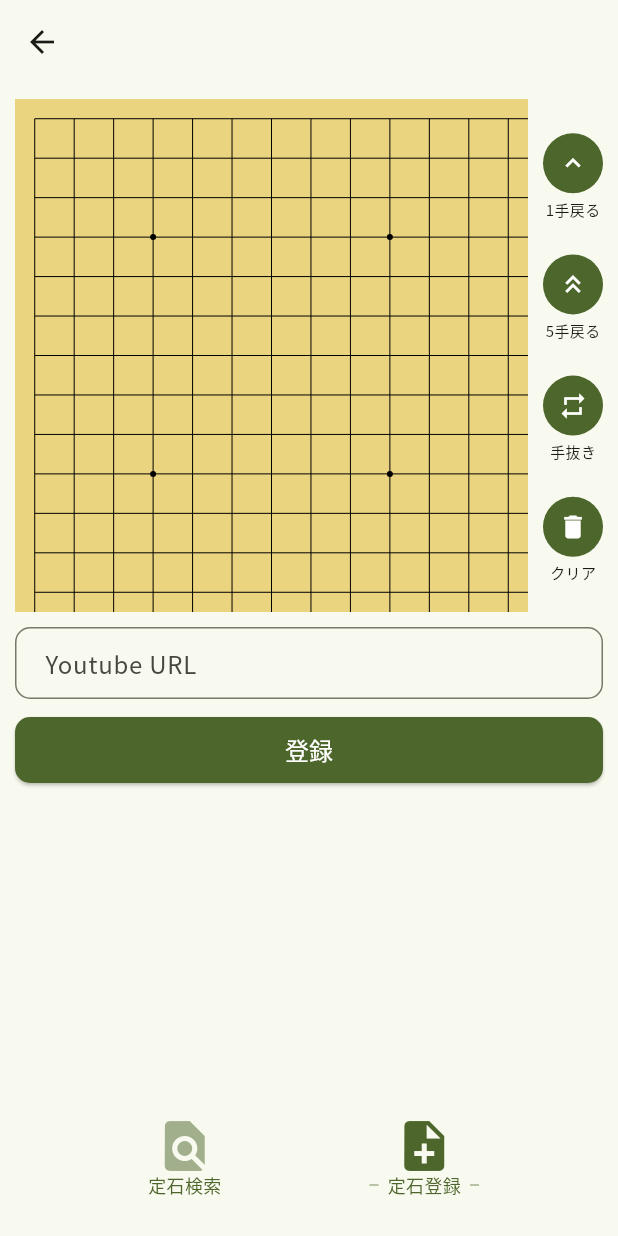
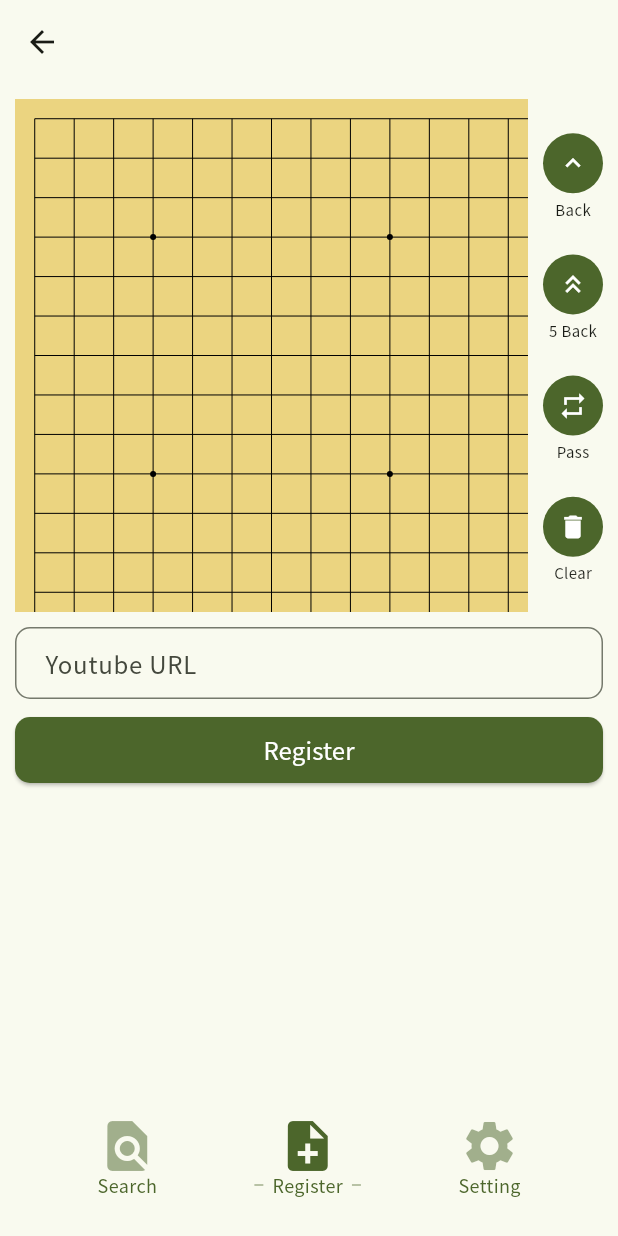
Before and after one commit to usatyo/sugomori, a Flutter app: the RegisterPage screen opened by its route, on a phone screen of 412 x 824 dp. Run offline on Flutter 3.47's test engine with Material 3 defaults, Android fonts, the phone set to English and light mode, and no system bars; our stand-ins replace google_fonts, shared_preferences, youtube_player_flutter; missing offline and left inert: flutter_scroll_shadow; accounts and stored records are empty; network calls fail.

Commit message:
add localization

````diff
--- a/frontend/lib/components/bottom_menu.dart
+++ b/frontend/lib/components/bottom_menu.dart
@@ -1,5 +1,6 @@
 import 'package:flutter/material.dart';
 import 'package:frontend/components/bottom_menu_item.dart';
+import 'package:frontend/l10n/app_localizations.dart';
 
 class BottomMenu extends StatefulWidget {
   const BottomMenu({super.key});
@@ -22,7 +23,7 @@ class MenuBarState extends State<BottomMenu> {
         mainAxisAlignment: MainAxisAlignment.spaceEvenly,
         children: <Widget>[
           BottomMenuItem(
-            label: "定石検索",
+            label: AppLocalizations.of(context)!.menu_search,
             icon: Icons.find_in_page,
             route: "/search",
             selected:
@@ -30,17 +31,17 @@ class MenuBarState extends State<BottomMenu> {
                 ModalRoute.of(context)!.settings.name == "/detail",
           ),
           BottomMenuItem(
-            label: "定石登録",
+            label: AppLocalizations.of(context)!.menu_register,
             icon: Icons.note_add,
             route: "/register",
             selected: ModalRoute.of(context)!.settings.name == "/register",
           ),
-          // BottomMenuItem(
-          //   label: "設定",
-          //   icon: Icons.settings,
-          //   route: "/setting",
-          //   selected: ModalRoute.of(context)!.settings.name == "/setting",
-          // ),
+          BottomMenuItem(
+            label: AppLocalizations.of(context)!.menu_setting,
+            icon: Icons.settings,
+            route: "/setting",
+            selected: ModalRoute.of(context)!.settings.name == "/setting",
+          ),
         ],
       ),
     );
--- a/frontend/lib/components/bottom_menu_item.dart
+++ b/frontend/lib/components/bottom_menu_item.dart
@@ -3,28 +3,28 @@ import 'package:flutter/material.dart';
 class BottomMenuItem extends StatelessWidget {
   const BottomMenuItem({
     super.key,
-    this.label,
-    this.icon,
-    this.route,
-    this.selected,
+    required this.label,
+    required this.icon,
+    required this.route,
+    required this.selected,
   });
-  final String? label;
-  final IconData? icon;
-  final String? route;
-  final bool? selected;
+  final String label;
+  final IconData icon;
+  final String route;
+  final bool selected;
 
   @override
   Widget build(BuildContext context) {
     return GestureDetector(
       onTap: () {
-        if (route != null && ModalRoute.of(context)?.settings.name != route) {
-          Navigator.pushNamed(context, route!);
+        if (ModalRoute.of(context)?.settings.name != route) {
+          Navigator.pushNamed(context, route);
         }
       },
       child: Column(
         children: [
           Opacity(
-            opacity: selected! ? 1 : 0.5,
+            opacity: selected ? 1 : 0.5,
             child: Icon(icon, size: 40, color: Theme.of(context).primaryColor),
           ),
           Row(
@@ -32,16 +32,16 @@ class BottomMenuItem extends StatelessWidget {
             mainAxisAlignment: MainAxisAlignment.center,
             crossAxisAlignment: CrossAxisAlignment.center,
             children: [
-              selected! ? TextDecoration() : Container(),
+              selected ? TextDecoration() : Container(),
               Text(
-                label!,
+                label,
                 style: TextStyle(
                   fontSize: 12,
                   height: 1,
                   color: Theme.of(context).primaryColor,
                 ),
               ),
-              selected! ? TextDecoration() : Container(),
+              selected ? TextDecoration() : Container(),
             ],
           ),
         ],
--- a/frontend/lib/components/goban.dart
+++ b/frontend/lib/components/goban.dart
@@ -2,6 +2,7 @@ import 'package:flutter/material.dart';
 import 'package:frontend/components/goban_painter.dart';
 import 'package:frontend/components/icon_text.dart';
 import 'package:frontend/components/single_stone.dart';
+import 'package:frontend/l10n/app_localizations.dart';
 import 'package:frontend/models/joseki.dart';
 import 'package:frontend/util/go_rule.dart';
 
@@ -83,7 +84,7 @@ class _GobanState extends State<Goban> {
               mainAxisAlignment: MainAxisAlignment.spaceEvenly,
               children: [
                 IconText(
-                  hintText: "1手戻る",
+                  hintText: AppLocalizations.of(context)!.goban_back,
                   icon: Icons.keyboard_arrow_up,
                   onPressed: () {
                     setState(() {
@@ -94,7 +95,7 @@ class _GobanState extends State<Goban> {
                   },
                 ),
                 IconText(
-                  hintText: "5手戻る",
+                  hintText: AppLocalizations.of(context)!.goban_back5,
                   icon: Icons.keyboard_double_arrow_up,
                   onPressed: () {
                     setState(() {
@@ -105,22 +106,18 @@ class _GobanState extends State<Goban> {
                   },
                 ),
                 IconText(
-                  hintText: "手抜き",
+                  hintText: AppLocalizations.of(context)!.goban_pass,
                   icon: Icons.repeat,
                   onPressed: () {
                     setState(() {
-                      widget.joseki.pushStone(
-                        color: nextColor,
-                        x: -1,
-                        y: -1,
-                      );
+                      widget.joseki.pushStone(color: nextColor, x: -1, y: -1);
                       nextColor = reversedColor(nextColor);
                       refreshStoneMatrix();
                     });
                   },
                 ),
                 IconText(
-                  hintText: "クリア",
+                  hintText: AppLocalizations.of(context)!.goban_clear,
                   icon: Icons.delete,
                   onPressed: () {
                     setState(() {
--- /dev/null
+++ b/frontend/lib/l10n/app_en.arb
@@ -0,0 +1,16 @@
+{
+  "@@locale":"en",
+  "menu_search": "Search",
+  "menu_register": "Register",
+  "menu_setting": "Setting",
+  "title_setting": "Setting",
+  "button_search": "Search",
+  "button_register": "Register",
+  "button_start": "Start",
+  "goban_back": "Back",
+  "goban_back5": "5 Back",
+  "goban_pass": "Pass",
+  "goban_clear": "Clear",
+  "setting_language": "Language",
+  "message_video_not_found": "No videos found"
+}
--- /dev/null
+++ b/frontend/lib/l10n/app_ja.arb
@@ -0,0 +1,16 @@
+{
+  "@@locale":"ja",
+  "menu_search": "定石検索",
+  "menu_register": "定石登録",
+  "menu_setting": "設定",
+  "title_setting": "設定",
+  "button_search": "検索",
+  "button_register": "登録",
+  "button_start": "始める",
+  "goban_back": "1手戻る",
+  "goban_back5": "5手戻る",
+  "goban_pass": "手抜き",
+  "goban_clear": "クリア",
+  "setting_language": "言語",
+  "message_video_not_found": "動画が見つかりませんでした"
+}
--- /dev/null
+++ b/frontend/lib/l10n/app_localizations.dart
@@ -0,0 +1,207 @@
+import 'dart:async';
+
+import 'package:flutter/foundation.dart';
+import 'package:flutter/widgets.dart';
+import 'package:flutter_localizations/flutter_localizations.dart';
+import 'package:intl/intl.dart' as intl;
+
+import 'app_localizations_en.dart';
+import 'app_localizations_ja.dart';
+
+// ignore_for_file: type=lint
+
+/// Callers can lookup localized strings with an instance of AppLocalizations
+/// returned by `AppLocalizations.of(context)`.
+///
+/// Applications need to include `AppLocalizations.delegate()` in their app's
+/// `localizationDelegates` list, and the locales they support in the app's
+/// `supportedLocales` list. For example:
+///
+/// ```dart
+/// import 'l10n/app_localizations.dart';
+///
+/// return MaterialApp(
+///   localizationsDelegates: AppLocalizations.localizationsDelegates,
+///   supportedLocales: AppLocalizations.supportedLocales,
+///   home: MyApplicationHome(),
+/// );
+/// ```
+///
+/// ## Update pubspec.yaml
+///
+/// Please make sure to update your pubspec.yaml to include the following
+/// packages:
+///
+/// ```yaml
+/// dependencies:
+///   # Internationalization support.
+///   flutter_localizations:
+///     sdk: flutter
+///   intl: any # Use the pinned version from flutter_localizations
+///
+///   # Rest of dependencies
+/// ```
+///
+/// ## iOS Applications
+///
+/// iOS applications define key application metadata, including supported
+/// locales, in an Info.plist file that is built into the application bundle.
+/// To configure the locales supported by your app, you’ll need to edit this
+/// file.
+///
+/// First, open your project’s ios/Runner.xcworkspace Xcode workspace file.
+/// Then, in the Project Navigator, open the Info.plist file under the Runner
+/// project’s Runner folder.
+///
+/// Next, select the Information Property List item, select Add Item from the
+/// Editor menu, then select Localizations from the pop-up menu.
+///
+/// Select and expand the newly-created Localizations item then, for each
+/// locale your application supports, add a new item and select the locale
+/// you wish to add from the pop-up menu in the Value field. This list should
+/// be consistent with the languages listed in the AppLocalizations.supportedLocales
+/// property.
+abstract class AppLocalizations {
+  AppLocalizations(String locale) : localeName = intl.Intl.canonicalizedLocale(locale.toString());
+
+  final String localeName;
+
+  static AppLocalizations? of(BuildContext context) {
+    return Localizations.of<AppLocalizations>(context, AppLocalizations);
+  }
+
+  static const LocalizationsDelegate<AppLocalizations> delegate = _AppLocalizationsDelegate();
+
+  /// A list of this localizations delegate along with the default localizations
+  /// delegates.
+  ///
+  /// Returns a list of localizations delegates containing this delegate along with
+  /// GlobalMaterialLocalizations.delegate, GlobalCupertinoLocalizations.delegate,
+  /// and GlobalWidgetsLocalizations.delegate.
+  ///
+  /// Additional delegates can be added by appending to this list in
+  /// MaterialApp. This list does not have to be used at all if a custom list
+  /// of delegates is preferred or required.
+  static const List<LocalizationsDelegate<dynamic>> localizationsDelegates = <LocalizationsDelegate<dynamic>>[
+    delegate,
+    GlobalMaterialLocalizations.delegate,
+    GlobalCupertinoLocalizations.delegate,
+    GlobalWidgetsLocalizations.delegate,
+  ];
+
+  /// A list of this localizations delegate's supported locales.
+  static const List<Locale> supportedLocales = <Locale>[
+    Locale('en'),
+    Locale('ja')
+  ];
+
+  /// No description provided for @menu_search.
+  ///
+  /// In en, this message translates to:
+  /// **'Search'**
+  String get menu_search;
+
+  /// No description provided for @menu_register.
+  ///
+  /// In en, this message translates to:
+  /// **'Register'**
+  String get menu_register;
+
+  /// No description provided for @menu_setting.
+  ///
+  /// In en, this message translates to:
+  /// **'Setting'**
+  String get menu_setting;
+
+  /// No description provided for @title_setting.
+  ///
+  /// In en, this message translates to:
+  /// **'Setting'**
+  String get title_setting;
+
+  /// No description provided for @button_search.
+  ///
+  /// In en, this message translates to:
+  /// **'Search'**
+  String get button_search;
+
+  /// No description provided for @button_register.
+  ///
+  /// In en, this message translates to:
+  /// **'Register'**
+  String get button_register;
+
+  /// No description provided for @button_start.
+  ///
+  /// In en, this message translates to:
+  /// **'Start'**
+  String get button_start;
+
+  /// No description provided for @goban_back.
+  ///
+  /// In en, this message translates to:
+  /// **'Back'**
+  String get goban_back;
+
+  /// No description provided for @goban_back5.
+  ///
+  /// In en, this message translates to:
+  /// **'5 Back'**
+  String get goban_back5;
+
+  /// No description provided for @goban_pass.
+  ///
+  /// In en, this message translates to:
+  /// **'Pass'**
+  String get goban_pass;
+
+  /// No description provided for @goban_clear.
+  ///
+  /// In en, this message translates to:
+  /// **'Clear'**
+  String get goban_clear;
+
+  /// No description provided for @setting_language.
+  ///
+  /// In en, this message translates to:
+  /// **'Language'**
+  String get setting_language;
+
+  /// No description provided for @message_video_not_found.
+  ///
+  /// In en, this message translates to:
+  /// **'No videos found'**
+  String get message_video_not_found;
+}
+
+class _AppLocalizationsDelegate extends LocalizationsDelegate<AppLocalizations> {
+  const _AppLocalizationsDelegate();
+
+  @override
+  Future<AppLocalizations> load(Locale locale) {
+    return SynchronousFuture<AppLocalizations>(lookupAppLocalizations(locale));
+  }
+
+  @override
+  bool isSupported(Locale locale) => <String>['en', 'ja'].contains(locale.languageCode);
+
+  @override
+  bool shouldReload(_AppLocalizationsDelegate old) => false;
+}
+
+AppLocalizations lookupAppLocalizations(Locale locale) {
+
+
+  // Lookup logic when only language code is specified.
+  switch (locale.languageCode) {
+    case 'en': return AppLocalizationsEn();
+    case 'ja': return AppLocalizationsJa();
+  }
+
+  throw FlutterError(
+    'AppLocalizations.delegate failed to load unsupported locale "$locale". This is likely '
+    'an issue with the localizations generation tool. Please file an issue '
+    'on GitHub with a reproducible sample app and the gen-l10n configuration '
+    'that was used.'
+  );
+}
--- /dev/null
+++ b/frontend/lib/l10n/app_localizations_en.dart
@@ -0,0 +1,49 @@
+// ignore: unused_import
+import 'package:intl/intl.dart' as intl;
+import 'app_localizations.dart';
+
+// ignore_for_file: type=lint
+
+/// The translations for English (`en`).
+class AppLocalizationsEn extends AppLocalizations {
+  AppLocalizationsEn([String locale = 'en']) : super(locale);
+
+  @override
+  String get menu_search => 'Search';
+
+  @override
+  String get menu_register => 'Register';
+
+  @override
+  String get menu_setting => 'Setting';
+
+  @override
+  String get title_setting => 'Setting';
+
+  @override
+  String get button_search => 'Search';
+
+  @override
+  String get button_register => 'Register';
+
+  @override
+  String get button_start => 'Start';
+
+  @override
+  String get goban_back => 'Back';
+
+  @override
+  String get goban_back5 => '5 Back';
+
+  @override
+  String get goban_pass => 'Pass';
+
+  @override
+  String get goban_clear => 'Clear';
+
+  @override
+  String get setting_language => 'Language';
+
+  @override
+  String get message_video_not_found => 'No videos found';
+}
--- /dev/null
+++ b/frontend/lib/l10n/app_localizations_ja.dart
@@ -0,0 +1,49 @@
+// ignore: unused_import
+import 'package:intl/intl.dart' as intl;
+import 'app_localizations.dart';
+
+// ignore_for_file: type=lint
+
+/// The translations for Japanese (`ja`).
+class AppLocalizationsJa extends AppLocalizations {
+  AppLocalizationsJa([String locale = 'ja']) : super(locale);
+
+  @override
+  String get menu_search => '定石検索';
+
+  @override
+  String get menu_register => '定石登録';
+
+  @override
+  String get menu_setting => '設定';
+
+  @override
+  String get title_setting => '設定';
+
+  @override
+  String get button_search => '検索';
+
+  @override
+  String get button_register => '登録';
+
+  @override
+  String get button_start => '始める';
+
+  @override
+  String get goban_back => '1手戻る';
+
+  @override
+  String get goban_back5 => '5手戻る';
+
+  @override
+  String get goban_pass => '手抜き';
+
+  @override
+  String get goban_clear => 'クリア';
+
+  @override
+  String get setting_language => '言語';
+
+  @override
+  String get message_video_not_found => '動画が見つかりませんでした';
+}
--- a/frontend/lib/main.dart
+++ b/frontend/lib/main.dart
@@ -1,7 +1,11 @@
 import 'package:flutter/material.dart';
+import 'package:frontend/l10n/app_localizations.dart';
 import 'package:frontend/page/register_page.dart';
 import 'package:frontend/page/search_page.dart';
+import 'package:frontend/page/setting_page.dart';
 import 'package:frontend/page/start_page.dart';
+import 'package:shared_preferences/shared_preferences.dart';
+
 // import 'package:frontend/page/setting_page.dart';
 
 import 'theme.dart';
@@ -11,8 +15,42 @@ void main() {
   runApp(MyApp());
 }
 
-class MyApp extends StatelessWidget {
+class MyApp extends StatefulWidget {
+  static void setLocale(BuildContext context, Locale newLocale) {
+    _MyAppState state = context.findAncestorStateOfType<_MyAppState>()!;
+    state.setLocale(newLocale);
+  }
+
   const MyApp({super.key});
+
+  @override
+  State<MyApp> createState() => _MyAppState();
+}
+
+class _MyAppState extends State<MyApp> {
+  Locale? locale;
+
+  @override
+  void initState() {
+    super.initState();
+    _loadSavedLanguage();
+  }
+
+  void setLocale(Locale newLocale) {
+    setState(() {
+      locale = newLocale;
+    });
+  }
+
+  void _loadSavedLanguage() async {
+    SharedPreferences prefs = await SharedPreferences.getInstance();
+    String? savedLanguageCode = prefs.getString('languageCode');
+    if (savedLanguageCode != null) {
+      setState(() {
+        locale = Locale(savedLanguageCode);
+      });
+    }
+  }
 
   @override
   Widget build(BuildContext context) {
@@ -31,8 +69,11 @@ class MyApp extends StatelessWidget {
         '/start': (context) => const StartPage(),
         '/search': (context) => const SearchPage(),
         '/register': (context) => const RegisterPage(),
-        // '/setting': (context) => const SettingPage(),
+        '/setting': (context) => const SettingPage(),
       },
+      localizationsDelegates: AppLocalizations.localizationsDelegates,
+      supportedLocales: const [Locale('en'), Locale('ja')],
+      locale: locale,
     );
   }
 }
--- a/frontend/lib/page/detail_page.dart
+++ b/frontend/lib/page/detail_page.dart
@@ -1,7 +1,7 @@
 import 'package:flutter/material.dart';
 import 'package:flutter_scroll_shadow/flutter_scroll_shadow.dart';
 import 'package:frontend/components/bottom_menu.dart';
-import 'package:frontend/components/goban.dart';
+// import 'package:frontend/components/goban.dart';
 import 'package:frontend/models/joseki.dart';
 import 'package:frontend/models/youtube.dart';
 import 'package:youtube_player_flutter/youtube_player_flutter.dart';
@@ -81,7 +81,7 @@ class _DetailPageState extends State<DetailPage> {
                           ),
                         ],
                       ),
-                      Goban(joseki: joseki),
+                      // Goban(joseki: joseki),
                     ],
                   ),
                 ),
--- a/frontend/lib/page/register_page.dart
+++ b/frontend/lib/page/register_page.dart
@@ -2,6 +2,7 @@ import 'package:flutter/material.dart';
 import 'package:frontend/components/atoms/button.dart';
 import 'package:frontend/components/bottom_menu.dart';
 import 'package:frontend/components/goban.dart';
+import 'package:frontend/l10n/app_localizations.dart';
 import 'package:frontend/models/joseki.dart';
 import 'package:frontend/services/joseki_api_service.dart';
 
@@ -53,7 +54,7 @@ class _RegisterPageState extends State<RegisterPage> {
               ),
             ),
             Button(
-              text: "登録",
+              text: AppLocalizations.of(context)!.button_register,
               onPressed: () {
                 josekiApiService.postJoseki(joseki, videoId);
               },
--- a/frontend/lib/page/search_page.dart
+++ b/frontend/lib/page/search_page.dart
@@ -4,6 +4,7 @@ import 'package:frontend/components/atoms/button.dart';
 import 'package:frontend/components/bottom_menu.dart';
 import 'package:frontend/components/goban.dart';
 import 'package:frontend/components/video_card.dart';
+import 'package:frontend/l10n/app_localizations.dart';
 import 'package:frontend/models/joseki.dart';
 import 'package:frontend/models/youtube.dart';
 import 'package:frontend/services/joseki_api_service.dart';
@@ -30,7 +31,7 @@ class _SearchPageState extends State<SearchPage> {
     List<Video> newVideos = await josekiApiService.getVideos(joseki);
     setState(() {
       if (newVideos.isEmpty) {
-        errorMessage = "動画が見つかりませんでした";
+        errorMessage = AppLocalizations.of(context)!.message_video_not_found;
       } else {
         errorMessage = "";
       }
@@ -53,7 +54,10 @@ class _SearchPageState extends State<SearchPage> {
               alignment: Alignment.center,
               child: Goban(joseki: joseki),
             ),
-            Button(text: "検索", onPressed: isLoading ? null : fetchVideos),
+            Button(
+              text: AppLocalizations.of(context)!.button_search,
+              onPressed: isLoading ? null : fetchVideos,
+            ),
             if (isLoading)
               const Expanded(child: Center(child: CircularProgressIndicator())),
             if (!isLoading)
--- a/frontend/lib/page/setting_page.dart
+++ b/frontend/lib/page/setting_page.dart
@@ -1,6 +1,7 @@
 import 'package:flutter/material.dart';
 import 'package:frontend/components/bottom_menu.dart';
 import 'package:frontend/components/general_setting.dart';
+import 'package:frontend/l10n/app_localizations.dart';
 
 class SettingPage extends StatelessWidget {
   const SettingPage({super.key});
@@ -16,7 +17,7 @@ class SettingPage extends StatelessWidget {
           Padding(
             padding: EdgeInsets.symmetric(horizontal: 30, vertical: 0),
             child: Text(
-              "設定",
+              AppLocalizations.of(context)!.title_setting,
               style: TextStyle(fontSize: 30, fontWeight: FontWeight.bold),
             ),
           ),
--- a/frontend/lib/page/start_page.dart
+++ b/frontend/lib/page/start_page.dart
@@ -1,6 +1,7 @@
 import 'package:flutter/material.dart';
 // import 'package:flutter_svg/svg.dart';
 import 'package:frontend/components/atoms/button.dart';
+import 'package:frontend/l10n/app_localizations.dart';
 
 class StartPage extends StatefulWidget {
   const StartPage({super.key});
@@ -33,7 +34,7 @@ class _StartPageState extends State<StartPage> {
             ),
           ),
           Button(
-            text: '続ける',
+            text: AppLocalizations.of(context)!.button_start,
             onPressed: () {
               Navigator.pushNamed(context, '/search');
             },
--- a/frontend/pubspec.yaml
+++ b/frontend/pubspec.yaml
@@ -30,6 +30,8 @@ environment:
 dependencies:
   flutter:
     sdk: flutter
+  flutter_localizations:
+    sdk: flutter
   flutter_hooks: ^0.21.2
   flutter_scroll_shadow: ^1.2.6
   flutter_svg: ^2.2.0
@@ -57,6 +59,7 @@ dev_dependencies:
 
 # The following section is specific to Flutter packages.
 flutter:
+  generate: true
 
   # The following line ensures that the Material Icons font is
   # included with your application, so that you can use the icons in
````
Also changed, not shown: frontend/lib/components/general_setting.dart (+42 -16 lines), frontend/pubspec.lock.
